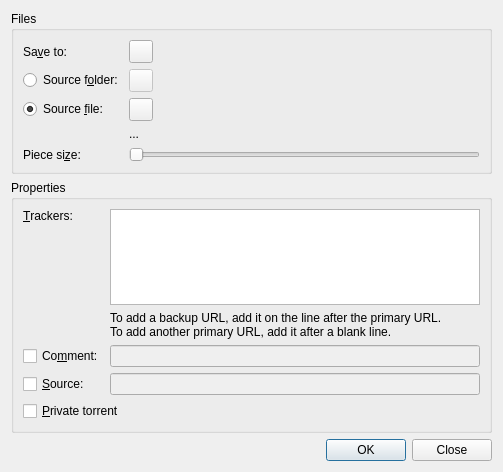
retransmission/retransmission, file qt/MakeDialog.ui: the form before one commit.
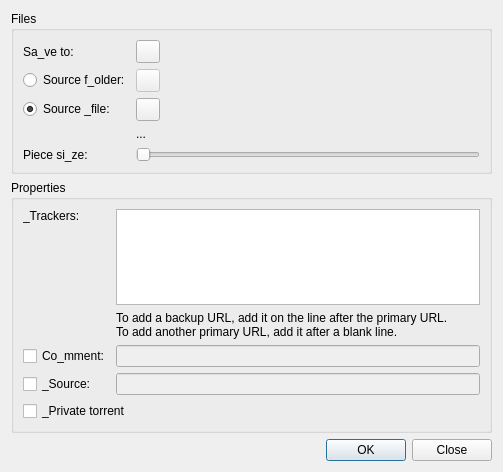
The form after the commit. Custom widgets are drawn as their Qt base class.

```diff
--- a/qt/MakeDialog.ui
+++ b/qt/MakeDialog.ui
@@ -26,7 +26,7 @@
       <item row="0" column="0">
        <widget class="QLabel" name="destinationLabel">
         <property name="text">
-         <string>Sa&amp;ve to:</string>
+         <string>Sa_ve to:</string>
         </property>
         <property name="buddy">
          <cstring>destinationButton</cstring>
@@ -39,7 +39,7 @@
       <item row="1" column="0">
        <widget class="QRadioButton" name="sourceFolderRadio">
         <property name="text">
-         <string>Source f&amp;older:</string>
+         <string>Source f_older:</string>
         </property>
        </widget>
       </item>
@@ -53,7 +53,7 @@
       <item row="2" column="0">
        <widget class="QRadioButton" name="sourceFileRadio">
         <property name="text">
-         <string>Source &amp;file:</string>
+         <string>Source _file:</string>
         </property>
         <property name="checked">
          <bool>true</bool>
@@ -73,7 +73,7 @@
       <item row="4" column="0">
        <widget class="QLabel" name="pieceSizeLabel">
         <property name="text">
-         <string>Piece si&amp;ze:</string>
+         <string>Piece si_ze:</string>
         </property>
         <property name="buddy">
          <cstring>pieceSizeSlider</cstring>
@@ -108,7 +108,7 @@
       <item row="0" column="0">
        <widget class="QLabel" name="trackersLabel">
         <property name="text">
-         <string>&amp;Trackers:</string>
+         <string>_Trackers:</string>
         </property>
         <property name="alignment">
          <set>Qt::AlignLeading|Qt::AlignLeft|Qt::AlignTop</set>
@@ -139,7 +139,7 @@
       <item row="2" column="0">
        <widget class="QCheckBox" name="commentCheck">
         <property name="text">
-         <string>Co&amp;mment:</string>
+         <string>Co_mment:</string>
         </property>
        </widget>
       </item>
@@ -153,7 +153,7 @@
       <item row="3" column="0">
        <widget class="QCheckBox" name="sourceCheck">
         <property name="text">
-         <string>&amp;Source:</string>
+         <string>_Source:</string>
         </property>
        </widget>
       </item>
@@ -167,7 +167,7 @@
       <item row="4" column="0" colspan="2">
        <widget class="QCheckBox" name="privateCheck">
         <property name="text">
-         <string>&amp;Private torrent</string>
+         <string>_Private torrent</string>
         </property>
        </widget>
       </item>
```
